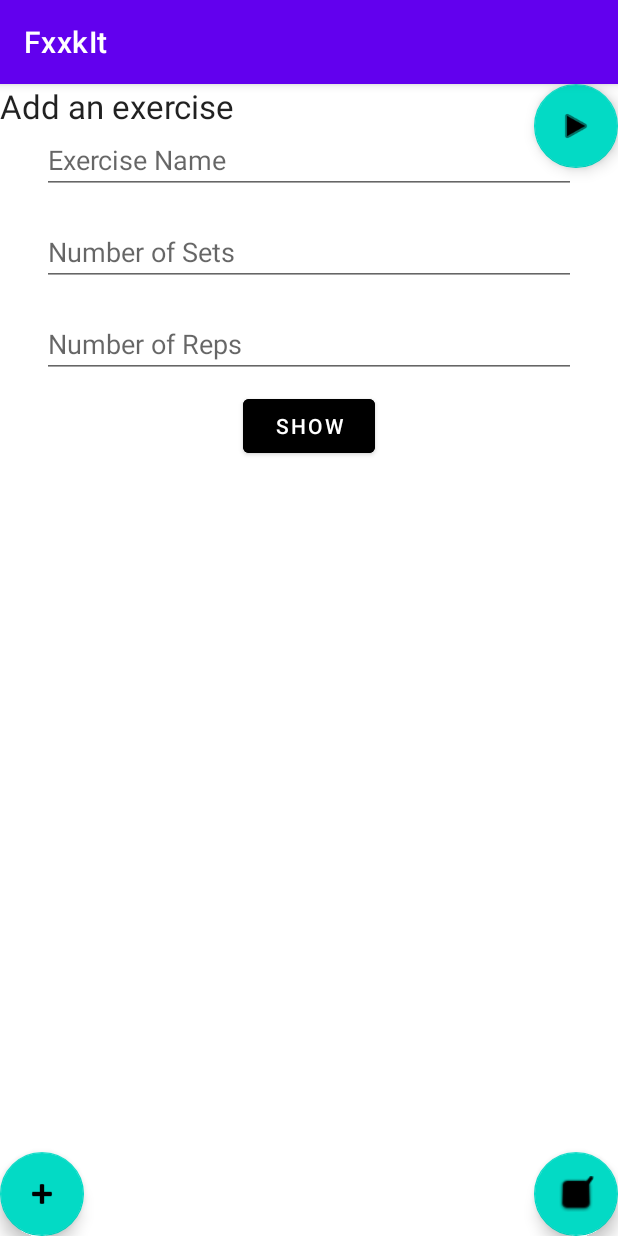
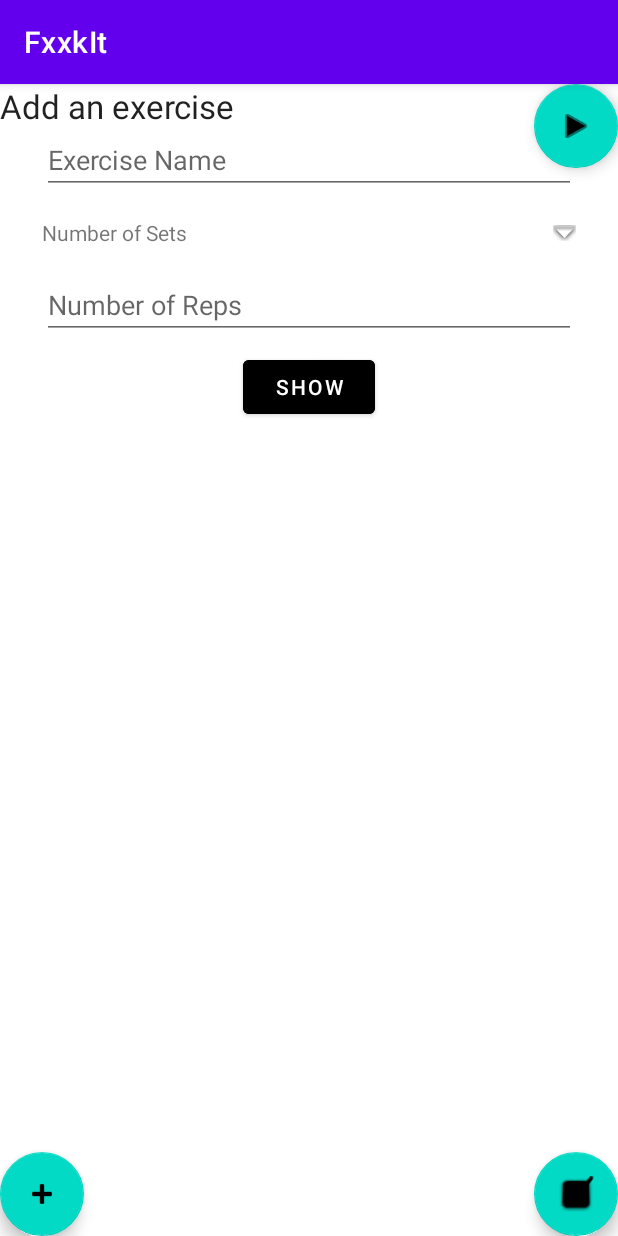
Before and after one commit to SarahCooperDev/FxxkItExercise, an Android app: the screen it shows after launch (MainActivity), after a tap on an icon or button, on a phone screen of 412 x 824 dp. Run offline under Robolectric (Android 15) with nearby library versions, the phone set to English and light mode, and no system bars.

Commit message:
turned set number in add exercise into multiselect

```diff
--- a/app/src/main/java/com/example/fxxkit/AddExerciseFragment.kt
+++ b/app/src/main/java/com/example/fxxkit/AddExerciseFragment.kt
@@ -1,5 +1,6 @@
 package com.example.fxxkit
 
+import android.app.AlertDialog
 import android.os.Bundle
 import androidx.fragment.app.Fragment
 import android.view.LayoutInflater
@@ -7,7 +8,11 @@ import android.view.View
 import android.view.ViewGroup
 import android.widget.Button
 import android.widget.EditText
+import android.widget.TextView
 import android.widget.Toast
+import com.google.android.material.snackbar.Snackbar
+import java.util.*
+import kotlin.collections.ArrayList
 
 /**
  * A simple [Fragment] subclass.
@@ -16,6 +21,12 @@ import android.widget.Toast
  */
 class AddExerciseFragment : Fragment() {
 
+    private lateinit var setNoArray: Array<String>
+    //private lateinit var selectedSetNosArray: Array<Boolean>
+
+    private fun createSetArray(){
+        setNoArray = arrayOf("3", "5", "10", "12", "15", "20", "30", "50")
+    }
 
     override fun onCreate(savedInstanceState: Bundle?) {
         super.onCreate(savedInstanceState)
@@ -30,7 +41,7 @@ class AddExerciseFragment : Fragment() {
         val view =  inflater.inflate(R.layout.fragment_add_exercise, container, false)
 
         val exNameInput = view.findViewById<EditText>(R.id.exercise_name)
-        val exSetNosInput = view.findViewById<EditText>(R.id.exercise_set_nos)
+        val exSetNosInput = view.findViewById<TextView>(R.id.exercise_set_nos)
         val exRepNosInput = view.findViewById<EditText>(R.id.exercise_rep_nos)
 
 
@@ -38,6 +49,36 @@ class AddExerciseFragment : Fragment() {
         showBtn.setOnClickListener{view ->
             val text = exNameInput.text.toString() + ", " + exSetNosInput.text.toString() + ", " + exRepNosInput.text.toString()
             Toast.makeText(activity, text, Toast.LENGTH_SHORT).show()
+        }
+
+        createSetArray()
+        var selectedArray =  ArrayList<Int>()
+        var selectedSetNosArray = Array(setNoArray.size){false}
+
+        exSetNosInput.setOnClickListener{view ->
+            val builder = AlertDialog.Builder(activity)
+            builder.setTitle("Set lengths for Exercise")
+            builder.setCancelable(false)
+            builder.setMultiChoiceItems(setNoArray, null){dialog, which, isChecked ->
+                if(isChecked){
+                    selectedArray.add(which)
+                } else if(selectedArray.contains(which)){
+                    selectedArray.remove(Integer.valueOf(which))
+                }
+            }
+
+            builder.setPositiveButton("Done"){ dialogInterface, i ->
+                val selectedStrings = ArrayList<String>()
+
+                for(j in selectedArray.indices){
+                    selectedStrings.add(setNoArray[selectedArray[j]])
+                }
+
+                Snackbar.make(view, "Items selected are: " + Arrays.toString(selectedStrings.toTypedArray()), Snackbar.LENGTH_SHORT)
+                    .setAction("Action", null).show()
+            }
+
+            builder.show()
         }
 
         return view
--- a/app/src/main/res/layout/fragment_add_exercise.xml
+++ b/app/src/main/res/layout/fragment_add_exercise.xml
@@ -25,13 +25,14 @@
             android:hint="Exercise Name"
             android:inputType="text"/>
 
-        <EditText
+        <TextView
             android:layout_width="match_parent"
             android:layout_height="wrap_content"
             android:id="@+id/exercise_set_nos"
             android:layout_margin="8dp"
-            android:hint="Number of Sets"
-            android:inputType="text"/>
+            android:drawableRight="@android:drawable/arrow_down_float"
+            android:drawablePadding="16dp"
+            android:text="Number of Sets" />
 
         <EditText
             android:layout_width="match_parent"
```
